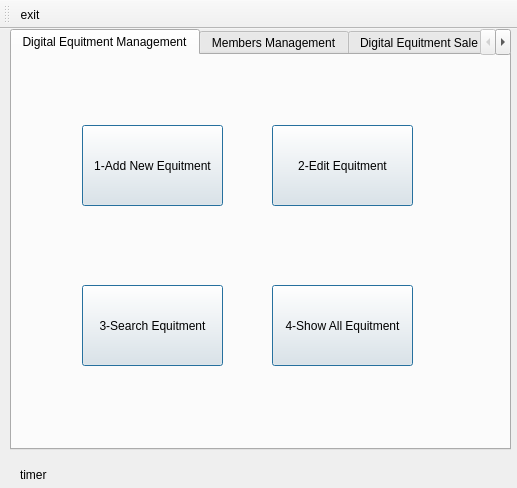
The window that mainwindow.ui (iam-Abol/Digital-Market-Manager-With-UI) describes before a commit, drawn with Qt 5.
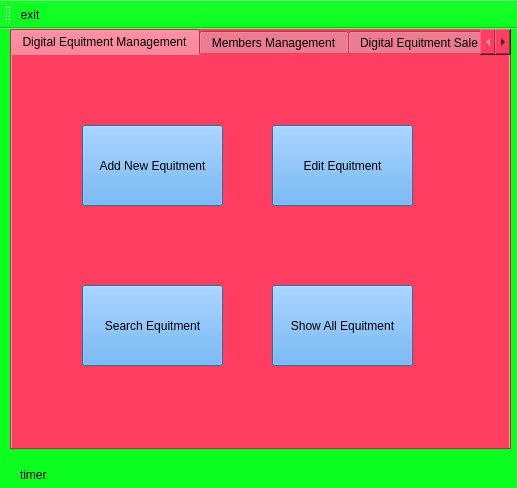
The same window after the commit. Icons and pictures are not drawn.

Commit message: add new equitment finished and the colors were added

What changed in the file:
```diff
--- a/mainwindow.ui
+++ b/mainwindow.ui
@@ -30,7 +30,7 @@
     <normaloff>C:/Users/ABOLFAZL/Desktop/33a046df78a917e479b73e8bfca523ce.png</normaloff>C:/Users/ABOLFAZL/Desktop/33a046df78a917e479b73e8bfca523ce.png</iconset>
   </property>
   <property name="styleSheet">
-   <string notr="true"/>
+   <string notr="true">background-color: rgb(12, 255, 32);</string>
   </property>
   <widget class="QWidget" name="centralWidget">
    <widget class="QTabWidget" name="tabWidget">
@@ -43,7 +43,7 @@
      </rect>
     </property>
     <property name="styleSheet">
-     <string notr="true"/>
+     <string notr="true">background-color: rgb(255, 62, 97);</string>
     </property>
     <property name="tabShape">
      <enum>QTabWidget::Rounded</enum>
@@ -65,10 +65,12 @@
        </rect>
       </property>
       <property name="styleSheet">
-       <string notr="true">font: 10pt &quot;MS Shell Dlg 2&quot;;</string>
+       <string notr="true">font: 10pt &quot;MS Shell Dlg 2&quot;;
+background-color: rgb(85, 170, 255);
+color: rgb(0, 0, 0);</string>
       </property>
       <property name="text">
-       <string>1-Add New Equitment</string>
+       <string>Add New Equitment</string>
       </property>
       <property name="iconSize">
        <size>
@@ -90,10 +92,12 @@
        </rect>
       </property>
       <property name="styleSheet">
-       <string notr="true">font: 10pt &quot;MS Shell Dlg 2&quot;;</string>
+       <string notr="true">font: 10pt &quot;MS Shell Dlg 2&quot;;
+background-color: rgb(85, 170, 255);
+color: rgb(0, 0, 0);</string>
       </property>
       <property name="text">
-       <string>2-Edit Equitment</string>
+       <string>Edit Equitment</string>
       </property>
       <property name="default">
        <bool>true</bool>
@@ -109,10 +113,12 @@
        </rect>
       </property>
       <property name="styleSheet">
-       <string notr="true">font: 10pt &quot;MS Shell Dlg 2&quot;;</string>
+       <string notr="true">font: 10pt &quot;MS Shell Dlg 2&quot;;
+background-color: rgb(85, 170, 255);
+color: rgb(0, 0, 0);</string>
       </property>
       <property name="text">
-       <string>4-Show All Equitment</string>
+       <string>Show All Equitment</string>
       </property>
       <property name="default">
        <bool>true</bool>
@@ -128,10 +134,12 @@
        </rect>
       </property>
       <property name="styleSheet">
-       <string notr="true">font: 10pt &quot;MS Shell Dlg 2&quot;;</string>
+       <string notr="true">font: 10pt &quot;MS Shell Dlg 2&quot;;
+background-color: rgb(85, 170, 255);
+color: rgb(0, 0, 0);</string>
       </property>
       <property name="text">
-       <string>3-Search Equitment</string>
+       <string>Search Equitment</string>
       </property>
       <property name="default">
        <bool>true</bool>
```
Left out of the diff: 21 changed lines with no effect on the pictures. The commit also changes 8 other files.
